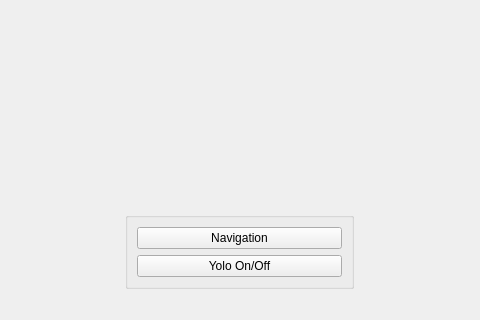
This is ui/control.ui in ginosjchang/ros_ui as Qt 5 draws it before an edit; both pictures show x 120 to 600 and y 277 to 597 of the 719 by 597 pixel window. The edited form follows.
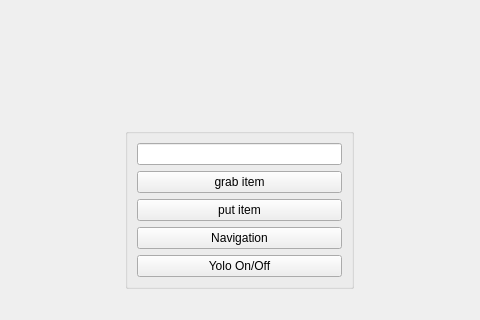
This is the edited form. Icons and pictures are not drawn.

```diff
--- a/ui/control.ui
+++ b/ui/control.ui
@@ -47,6 +47,30 @@
        <string/>
       </property>
       <layout class="QVBoxLayout" name="verticalLayout_3">
+       <item>
+        <widget class="QLineEdit" name="item_id_LineEdit">
+         <property name="sizePolicy">
+          <sizepolicy hsizetype="Preferred" vsizetype="Fixed">
+           <horstretch>0</horstretch>
+           <verstretch>0</verstretch>
+          </sizepolicy>
+         </property>
+        </widget>
+       </item>
+       <item>
+        <widget class="QPushButton" name="grab_item_button">
+         <property name="text">
+          <string>grab item</string>
+         </property>
+        </widget>
+       </item>
+       <item>
+        <widget class="QPushButton" name="put_item_button">
+         <property name="text">
+          <string>put item</string>
+         </property>
+        </widget>
+       </item>
        <item>
         <widget class="QPushButton" name="nav_start_button">
          <property name="text">
```
Left out of the diff: 13 changed lines with no effect on the pictures.
